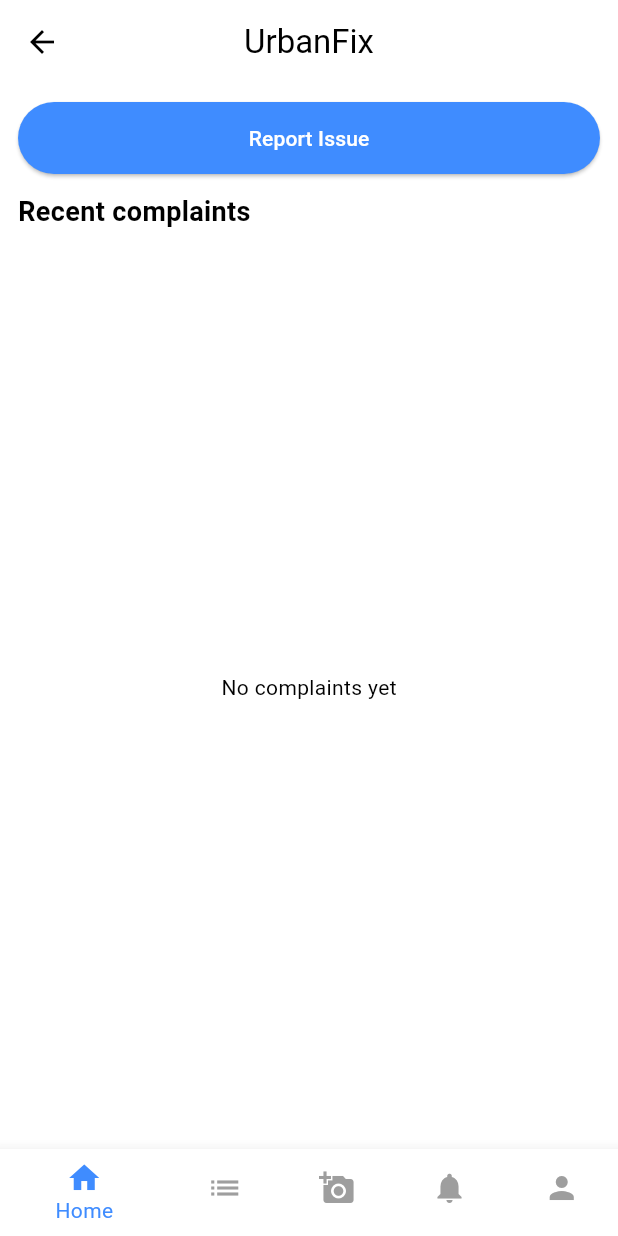
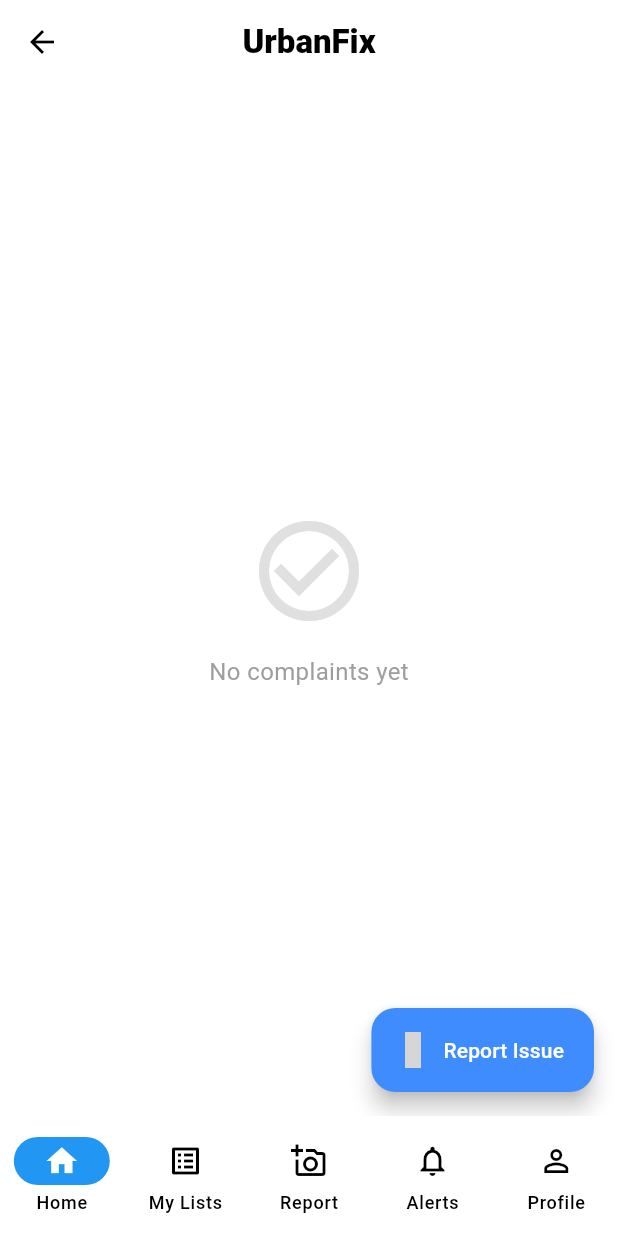
Before and after one commit to damnoctopus/UrbanFix, a Flutter app: the HomeScreen screen opened by its route, on a phone screen of 412 x 824 dp. Run offline on Flutter 3.47's test engine with Material 3 defaults, Android fonts, the phone set to English and light mode, and no system bars; our stand-ins replace flutter_image_compress, flutter_secure_storage, geolocator, image_picker; accounts and stored records are empty; statements that could not run were skipped; grey boxes are pictures that could not be loaded.

Commit message:
Slight UI changes

```diff
--- a/lib/screens/home.dart
+++ b/lib/screens/home.dart
@@ -16,7 +16,7 @@ class _HomeScreenState extends State<HomeScreen> {
 
   final _pages = const [
     _HomeView(),
-    SizedBox.shrink(), // My Complaints (use route)
+    SizedBox.shrink(), // Placeholder handled by navigation
     SizedBox.shrink(),
     SizedBox.shrink(),
     SizedBox.shrink(),
@@ -31,7 +31,10 @@ class _HomeScreenState extends State<HomeScreen> {
         Navigator.pushNamed(context, '/my');
         break;
       case 2:
-        Navigator.pushNamed(context, '/report');
+        Navigator.pushNamed(context, '/report').then((_) {
+          // Reset to home after reporting
+          setState(() => _selectedIndex = 0);
+        });
         break;
       case 3:
         Navigator.pushNamed(context, '/notifications');
@@ -45,19 +48,18 @@ class _HomeScreenState extends State<HomeScreen> {
   @override
   Widget build(BuildContext context) {
     return Scaffold(
-      appBar: AppBar(title: const Text('UrbanFix')),
       body: _pages[_selectedIndex],
-      bottomNavigationBar: BottomNavigationBar(
-        selectedItemColor: const Color(0xFF3F8CFF),
-        unselectedItemColor: Colors.grey,
-        currentIndex: _selectedIndex,
-        onTap: _onTap,
-        items: const [
-          BottomNavigationBarItem(icon: Icon(Icons.home), label: 'Home'),
-          BottomNavigationBarItem(icon: Icon(Icons.list), label: 'My Complaints'),
-          BottomNavigationBarItem(icon: Icon(Icons.add_a_photo), label: 'Report'),
-          BottomNavigationBarItem(icon: Icon(Icons.notifications), label: 'Notifications'),
-          BottomNavigationBarItem(icon: Icon(Icons.person), label: 'Profile'),
+      bottomNavigationBar: NavigationBar(
+        selectedIndex: _selectedIndex,
+        onDestinationSelected: _onTap,
+        backgroundColor: Colors.white,
+        elevation: 3,
+        destinations: const [
+          NavigationDestination(icon: Icon(Icons.home_outlined), selectedIcon: Icon(Icons.home), label: 'Home'),
+          NavigationDestination(icon: Icon(Icons.list_alt), label: 'My Lists'),
+          NavigationDestination(icon: Icon(Icons.add_a_photo_outlined), label: 'Report'),
+          NavigationDestination(icon: Icon(Icons.notifications_outlined), label: 'Alerts'),
+          NavigationDestination(icon: Icon(Icons.person_outline), selectedIcon: Icon(Icons.person), label: 'Profile'),
         ],
       ),
     );
@@ -97,40 +99,56 @@ class _HomeViewState extends State<_HomeView> {
 
   @override
   Widget build(BuildContext context) {
-    return Padding(
-      padding: const EdgeInsets.all(12.0),
-      child: Column(
-        crossAxisAlignment: CrossAxisAlignment.stretch,
-        children: [
-          ElevatedButton(
+    return Scaffold(
+      floatingActionButton: FloatingActionButton.extended(
         onPressed: () async {
           await Navigator.pushNamed(context, '/report');
-              _refresh(); // Reload after reporting new issue
+          _refresh();
         },
-            style: ElevatedButton.styleFrom(backgroundColor: const Color(0xFF3F8CFF), foregroundColor: Colors.white),
-            child: const Padding(padding: EdgeInsets.symmetric(vertical: 14.0), child: Text('Report Issue')),
+        backgroundColor: Theme.of(context).primaryColor,
+        foregroundColor: Colors.white,
+        icon: const Icon(Icons.add_camera),
+        label: const Text('Report Issue'),
       ),
-          const SizedBox(height: 12),
-          const Text('Recent complaints', style: TextStyle(fontSize: 18, fontWeight: FontWeight.w600)),
-          const SizedBox(height: 8),
-          Expanded(
+      body: NestedScrollView(
+        headerSliverBuilder: (context, innerBoxIsScrolled) => [
+          SliverAppBar(
+            floating: true,
+            snap: true,
+            title: const Text('UrbanFix', style: TextStyle(fontWeight: FontWeight.w800)),
+            backgroundColor: Colors.white,
+            surfaceTintColor: Colors.white,
+          ),
+        ],
+        body: RefreshIndicator(
+          onRefresh: _refresh,
           child: _loading
               ? const Center(child: CircularProgressIndicator())
               : _items.isEmpty
-              ? const Center(child: Text('No complaints yet'))
-              : RefreshIndicator(
-                  onRefresh: _refresh,
-                  child: ListView.builder(
+                  ? Center(
+                      child: Column(
+                        mainAxisAlignment: MainAxisAlignment.center,
+                        children: [
+                          Icon(Icons.check_circle_outline, size: 80, color: Colors.grey.shade300),
+                          const SizedBox(height: 16),
+                          Text('No complaints yet', style: TextStyle(color: Colors.grey.shade500, fontSize: 16)),
+                        ],
+                      ),
+                    )
+                  : ListView.builder(
+                      padding: const EdgeInsets.symmetric(horizontal: 16, vertical: 12),
                       itemCount: _items.length,
-                    itemBuilder: (_, i) => ComplaintCard(
-                      category: _items[i]['category'] ?? 'Issue',
-                      status: _items[i]['status'] ?? 'Reported',
-                      date: _items[i]['created_at'] ?? '',
+                      itemBuilder: (_, i) {
+                        final item = _items[i];
+                        return ComplaintCard(
+                          category: item['department'] ?? item['category'] ?? 'Issue',
+                          status: item['status'] ?? 'Reported',
+                          imagePath: item['imagePath'] ?? item['image_url'],
+                          date: item['created_at'] ?? '',
+                        );
+                      },
                     ),
         ),
-                ),
-          )
-        ],
       ),
     );
   }
```
Also changed, not shown: lib/screens/my_complaints.dart (+19 -5 lines), lib/widgets/complaint_card.dart (+53 -9 lines). Lines whose indentation alone changed are shown as unchanged.
